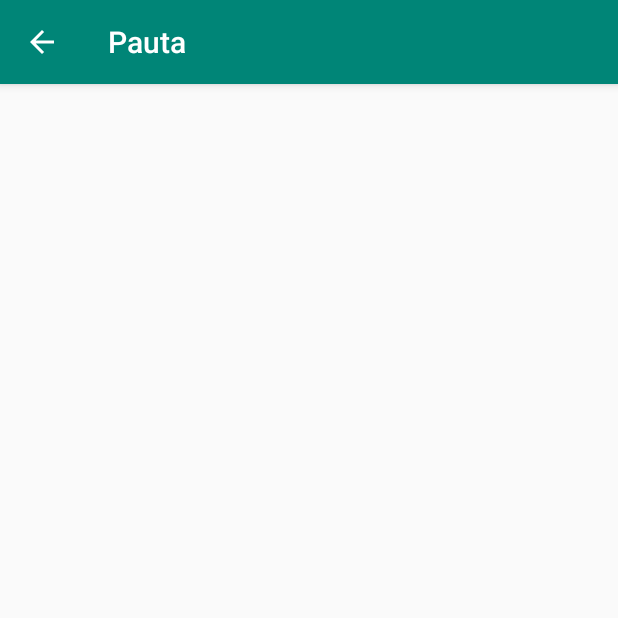
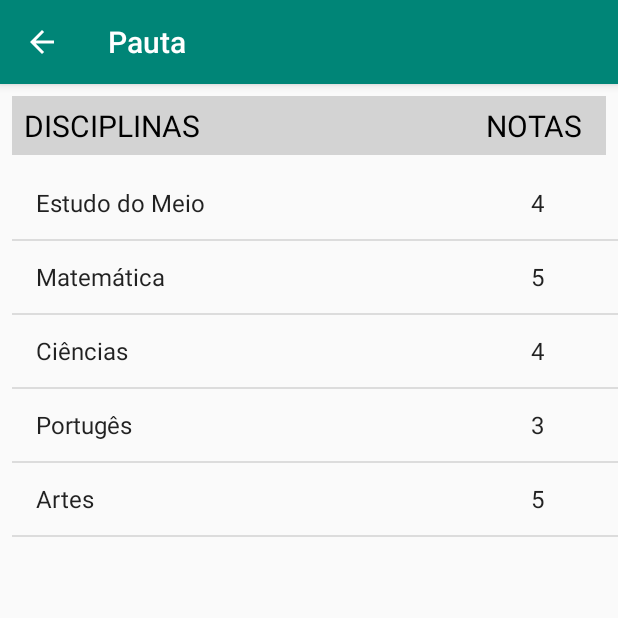
Before and after one commit to jcoelh0/IHC-AEEB, an Android app: the Pauta screen opened directly, with no data from a screen before it, on a phone screen of 412 x 824 dp, the top half of it. Run offline under Robolectric (Android 15) with nearby library versions, the phone set to English and light mode, and no system bars.

Commit message:
activity_pauta finished

```diff
--- a/app/src/main/AndroidManifest.xml
+++ b/app/src/main/AndroidManifest.xml
@@ -9,7 +9,8 @@
         android:roundIcon="@mipmap/ic_launcher_round"
         android:supportsRtl="true"
         android:theme="@style/AppTheme">
-        <activity android:name=".Pauta"
+        <activity
+            android:name=".Pauta"
             android:label="Pauta"
             android:parentActivityName=".MainActivity">
         </activity>
--- a/app/src/main/java/com/example/myapplication/Pauta.java
+++ b/app/src/main/java/com/example/myapplication/Pauta.java
@@ -2,12 +2,58 @@ package com.example.myapplication;
 
 import android.support.v7.app.AppCompatActivity;
 import android.os.Bundle;
+import android.widget.ArrayAdapter;
+import android.widget.ListView;
+
+import java.util.ArrayList;
+import java.util.Arrays;
+import java.util.List;
 
 public class Pauta extends AppCompatActivity {
+
+    boolean tipoUsuario = MainActivity.getTipoUsuario();
 
     @Override
     protected void onCreate(Bundle savedInstanceState) {
         super.onCreate(savedInstanceState);
         setContentView(R.layout.activity_pauta);
+
+        //cadeiras
+        final ListView lv1 = (ListView) findViewById(R.id.listView1);
+
+        String[] cadeiras = new String[] {
+                "Estudo do Meio",
+                "Matemática",
+                "Ciências",
+                "Portugês",
+                "Artes",
+        };
+
+        final List<String> pauta = new ArrayList<String>(Arrays.asList(cadeiras));
+
+        final ArrayAdapter<String> arrayAdapter1 = new ArrayAdapter<String>
+                (this, android.R.layout.simple_list_item_1, pauta);
+
+        lv1.setAdapter(arrayAdapter1);
+        arrayAdapter1.notifyDataSetChanged();
+
+        //notas
+        final ListView lv2 = (ListView) findViewById(R.id.listView2);
+
+        String[] notas = new String[] {
+                "4",
+                "5",
+                "4",
+                "3",
+                "5",
+        };
+
+        final List<String> media = new ArrayList<String>(Arrays.asList(notas));
+
+        final ArrayAdapter<String> arrayAdapter2 = new ArrayAdapter<String>
+                (this, android.R.layout.simple_list_item_1, media);
+
+        lv2.setAdapter(arrayAdapter2);
+        arrayAdapter2.notifyDataSetChanged();
     }
 }
--- a/app/src/main/res/layout/activity_pauta.xml
+++ b/app/src/main/res/layout/activity_pauta.xml
@@ -6,20 +6,62 @@
     android:layout_height="match_parent"
     tools:context=".Pauta">
 
+    <TextView
+        android:id="@+id/textView1"
+        android:layout_width="300dp"
+        android:layout_height="wrap_content"
+        android:layout_marginStart="8dp"
+        android:layout_marginTop="8dp"
+        android:background="#D3D3D3"
+        android:paddingStart="8dp"
+        android:paddingTop="6dp"
+        android:paddingBottom="6dp"
+        android:text="@string/disciplinas"
+        android:textAlignment="textStart"
+        android:textColor="@android:color/black"
+        android:textSize="20sp"
+        app:layout_constraintStart_toStartOf="parent"
+        app:layout_constraintTop_toTopOf="parent" />
+
+    <TextView
+        android:id="@+id/textView2"
+        android:layout_width="96dp"
+        android:layout_height="wrap_content"
+        android:layout_marginTop="8dp"
+        android:layout_marginEnd="8dp"
+        android:background="#D3D3D3"
+        android:paddingTop="6dp"
+        android:paddingBottom="6dp"
+        android:text="@string/notas"
+        android:textAlignment="center"
+        android:textColor="@android:color/black"
+        android:textSize="20sp"
+        app:layout_constraintEnd_toEndOf="parent"
+        app:layout_constraintStart_toEndOf="@+id/textView1"
+        app:layout_constraintTop_toTopOf="parent" />
+
     <ListView
         android:id="@+id/listView1"
-        android:layout_width="300dp"
+        android:layout_width="330dp"
         android:layout_height="0dp"
-        android:layout_marginBottom="7dp"
+        android:layout_marginStart="8dp"
+        android:layout_marginTop="8dp"
+        android:layout_marginBottom="16dp"
         app:layout_constraintBottom_toBottomOf="parent"
-        app:layout_constraintStart_toStartOf="parent" />
+        app:layout_constraintStart_toStartOf="parent"
+        app:layout_constraintTop_toBottomOf="@+id/textView1">
+
+    </ListView>
 
     <ListView
         android:id="@+id/listView2"
-        android:layout_width="100dp"
+        android:layout_width="74dp"
         android:layout_height="0dp"
-        android:layout_marginEnd="8dp"
-        android:layout_marginBottom="7dp"
+        android:layout_marginTop="8dp"
+        android:layout_marginBottom="16dp"
+        android:textAlignment="center"
         app:layout_constraintBottom_toBottomOf="parent"
-        app:layout_constraintEnd_toEndOf="parent" />
+        app:layout_constraintEnd_toEndOf="parent"
+        app:layout_constraintStart_toEndOf="@+id/listView1"
+        app:layout_constraintTop_toBottomOf="@+id/textView2" />
 </android.support.constraint.ConstraintLayout>
--- a/app/src/main/res/values/strings.xml
+++ b/app/src/main/res/values/strings.xml
@@ -70,4 +70,6 @@
     </string-array>
     <string name="aluno">Aluno:</string>
     <string name="data">03/05/2019</string>
+    <string name="disciplinas">DISCIPLINAS</string>
+    <string name="notas">NOTAS</string>
 </resources>
```
